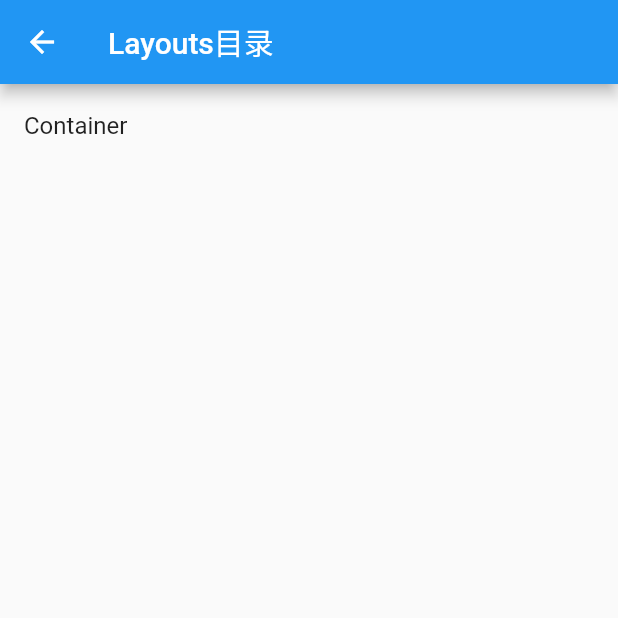
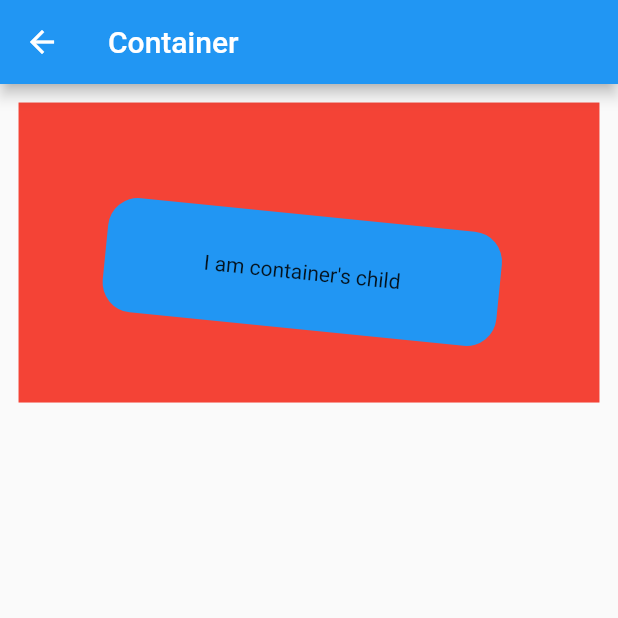
Before and after one commit to kitesoft/flutter_widget_summary, a Flutter app: the LayoutListPage screen opened directly, after a tap on "Container", on a phone screen of 412 x 824 dp, the top half of it. Run offline on Flutter 3.47's test engine with Material 2 defaults, Android fonts, the phone set to English and light mode, and no system bars; our stand-ins replace flutter_screenutil; statements that could not run were skipped.

Commit message:
增加Container控件的文档

```diff
--- a/lib/main.dart
+++ b/lib/main.dart
@@ -1,4 +1,6 @@
 import 'package:flutter/material.dart';
+import 'package:flutter_screenutil/flutter_screenutil.dart';
+
 import 'pages/ListViewPage.dart';
 
 void main() => runApp(new MyApp());
@@ -7,6 +9,7 @@ class MyApp extends StatelessWidget {
   // This widget is the root of your application.
   @override
   Widget build(BuildContext context) {
+    //设置适配尺寸 (填入设计稿中设备的屏幕尺寸) 假如设计稿是按iPhone6的尺寸设计的(iPhone6 750*1334)
     return new MaterialApp(
       title: 'Flutter Widges',
       theme: new ThemeData(
@@ -59,6 +62,8 @@ class _MyHomePageState extends State<MyHomePage> {
 
   @override
   Widget build(BuildContext context) {
+    ScreenUtil.instance = ScreenUtil(width:750,height: 1334);
+    ScreenUtil.instance.init(context);
     // This method is rerun every time setState is called, for instance as done
     // by the _incrementCounter method above.
     //
--- a/lib/pages/LayoutListPage.dart
+++ b/lib/pages/LayoutListPage.dart
@@ -1,4 +1,7 @@
 import 'package:flutter/material.dart';
+
+import 'LRPageRouteBuilder.dart' as LRPageRouteBuilder;
+import 'layouts/ContainerPage.dart';
 
 class LayoutListPage extends StatelessWidget{
   @override
@@ -13,7 +16,11 @@ class LayoutListPage extends StatelessWidget{
       ),
       body: ListView(
         children: <Widget>[
-          new GestureDetector(child: new ListTile(title: new Text("Container"),),onTap: (){},),
+          new GestureDetector(child: new ListTile(title: new Text("Container"),),onTap: (){
+            Navigator.of(context).push(LRPageRouteBuilder.createPageRouteBuilder(pageBuilder: (context,anim1,anim2){
+              return new ContainerPage();
+            }));
+          },),
 
         ],
       ),
--- a/lib/pages/ListViewPage.dart
+++ b/lib/pages/ListViewPage.dart
@@ -1,6 +1,8 @@
 import 'package:flutter/material.dart';
+import 'package:flutter_widget_summary/pages/LayoutListPage.dart';
+
 import 'LRPageRouteBuilder.dart' as LRPageRouteBuilder;
-import 'package:flutter_widget_summary/pages/LayoutListPage.dart';
+import 'layouts/docs/ListTileDoc.dart';
 
 var data = [
   "Layout",
@@ -10,6 +12,7 @@ var data = [
   "Image",
 ];
 
+///see[ListTileDoc]
 class ListViewPage extends StatefulWidget {
   @override
   State<StatefulWidget> createState() {
--- /dev/null
+++ b/lib/pages/layouts/ContainerPage.dart
@@ -0,0 +1,35 @@
+import 'package:flutter/material.dart';
+import 'package:flutter_screenutil/flutter_screenutil.dart';
+
+import 'docs/ContainerDoc.dart';
+///see[ContainerDoc]
+class ContainerPage extends StatelessWidget{
+  @override
+  Widget build(BuildContext context) {
+    return new Scaffold(
+      appBar: AppBar(
+        leading: IconButton(icon: Icon(Icons.arrow_back), onPressed: () => Navigator.of(context).pop()),
+        title: Text("Container"),
+      ),
+      body: new Container(
+        padding: EdgeInsets.all(ScreenUtil.instance.setHeight(100)),
+        color: Colors.red,
+        margin: EdgeInsets.all(ScreenUtil.instance.setHeight(20)),
+        constraints: new BoxConstraints.expand(
+          height:200.0,
+        ),
+        child: new Container(
+          child: new Text("I am container's child"),
+          alignment: Alignment.center,
+          width: ScreenUtil.screenWidth,
+          height: ScreenUtil.screenHeight,
+          transform: Matrix4.rotationZ(0.1),
+          decoration: BoxDecoration(
+              shape: BoxShape.rectangle,
+              color: Colors.blue,
+              borderRadius: new BorderRadius.all(new Radius.circular(20.0))),),
+      ),
+    );
+  }
+
+}
--- /dev/null
+++ b/lib/pages/layouts/docs/ContainerDoc.dart
@@ -0,0 +1,17 @@
+class ContainerDoc {
+  ///Widgets:Container
+  ///constructor params:
+  ///{
+  /// alignment : 类型AlignmentGeometry，跟android里RelativeLayout里的align系列属性相似，控制子view的对齐位置
+  /// padding : 类型EdgeInsetsGeometry，跟android一样表示内边距
+  /// margin : 类型EdgeInsetsGeometry，跟android一样表示外边距
+  /// color : 类型Color，背景色
+  /// decoration : 绘制在child后面的装饰（相当于背景，可以设置颜色，图片，形状等属性），设置了decoration的话，就不能设置color属性，否则会报错，此时应该在decoration中进行颜色的设置。
+  /// foregroundDecoration ： 同decoration一样，不过这个是表示前景色，跟android里FrameLayout里的foreground属性一样
+  /// child ：类型Widget，子View
+  /// width : 类型double，widget的宽度
+  /// height ：类型double，widget的高度
+  /// transform ：类型Matrix4，设置container的变换矩阵
+  /// constraints ：子View的约束条件，最大最小宽高
+  ///}
+}
--- a/lib/pages/layouts/ListTileDoc.dart
+++ b/lib/pages/layouts/docs/ListTileDoc.dart
@@ -1,3 +1,5 @@
+
+class ListTileDoc{
 ///Widgets : ListTile
 ///constructor params:
 ///{
@@ -20,3 +22,4 @@
 /// |            |      subTitle                                  |
 /// --------------                                                |
 /// ---------------------------------------------------------------
+}
--- a/pubspec.yaml
+++ b/pubspec.yaml
@@ -19,6 +19,7 @@ dependencies:
   # The following adds the Cupertino Icons font to your application.
   # Use with the CupertinoIcons class for iOS style icons.
   cupertino_icons: ^0.1.2
+  flutter_screenutil: ^0.4.0
 
 dev_dependencies:
   flutter_test:
```
Also changed, not shown: pubspec.lock.
